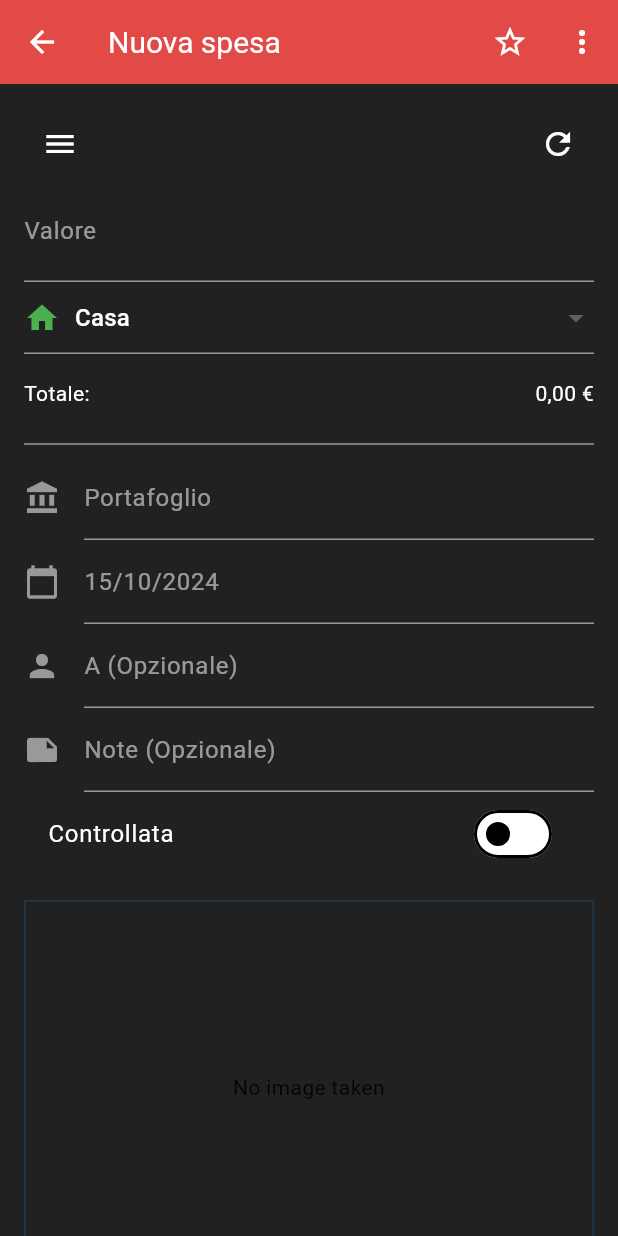
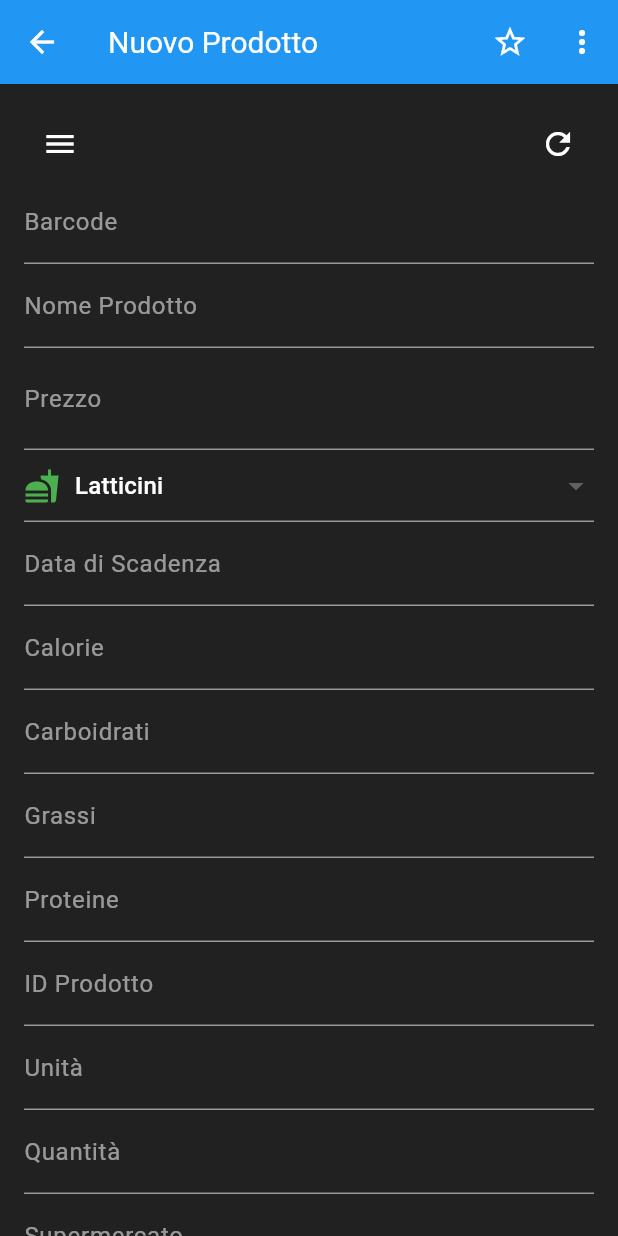
Before and after one commit to andreaferraboli/tracker, a Flutter app: the AddProductScreen screen opened directly, on a phone screen of 412 x 824 dp. Run offline on Flutter 3.47's test engine with Material 3 defaults, Android fonts, the phone set to English and light mode, and no system bars; our stand-ins replace cloud_firestore, firebase_auth, firebase_core, firebase_storage, fl_chart, flutter_riverpod and 3 more; accounts and stored records are empty.

Commit message:
change add product

```diff
--- a/lib/routes/add_product_screen.dart
+++ b/lib/routes/add_product_screen.dart
@@ -1,10 +1,10 @@
 import 'dart:io';
-
 import 'package:firebase_auth/firebase_auth.dart';
 import 'package:firebase_storage/firebase_storage.dart';
 import 'package:flutter/material.dart';
 import 'package:flutter/services.dart';
 import 'package:tracker/models/image_input.dart';
+
 class AddProductScreen extends StatefulWidget {
   const AddProductScreen({super.key});
 
@@ -14,31 +14,43 @@ class AddProductScreen extends StatefulWidget {
 
 class _AddProductScreenState extends State<AddProductScreen> {
   final _formKey = GlobalKey<FormState>();
+
+  // Aggiornamento della mappa _productData per includere i nuovi parametri
   final Map<String, dynamic> _productData = {
-    'name': '',
+    'barcode': '',
     'category': '',
-    'value': 0.0,
-    'portfolio': '',
-    'date': DateTime.now(),
-    'assignedTo': '',
-    'notes': '',
-    'isControlled': false,
+    'expirationDate': '',
+    'macronutrients': {
+      'calories': 0,
+      'carbohydrates': 0.0,
+      'fat': 0.0,
+      'protein': 0.0,
+    },
+    'price': 0.0,
+    'productId': '',
+    'productName': '',
+    'purchaseDate': '',
+    'quantity': 0,
+    'supermarket': '',
+    'totalPrice': 0.0,
+    'unit': '',
   };
 
-  List<String> categories = ['Casa', 'Seleziona categoria'];
-  String? selectedCategory = 'Casa';
+  List<String> categories = ['Latticini', 'Seleziona categoria'];
+  String? selectedCategory = 'Latticini';
   File? _selectedImage;
 
   @override
   Widget build(BuildContext context) {
     return Scaffold(
       appBar: AppBar(
-        backgroundColor: Colors.red,
+        backgroundColor: Theme.of(context).colorScheme.primary,
         leading: IconButton(
           icon: const Icon(Icons.arrow_back, color: Colors.white),
           onPressed: () => Navigator.of(context).pop(),
         ),
-        title: const Text('Nuova spesa', style: TextStyle(color: Colors.white)),
+        title:
+            const Text('Nuovo Prodotto', style: TextStyle(color: Colors.white)),
         actions: [
           IconButton(
             icon: const Icon(Icons.star_border, color: Colors.white),
@@ -58,20 +70,28 @@ class _AddProductScreenState extends State<AddProductScreen> {
             padding: const EdgeInsets.all(16),
             children: [
               _buildTopButtons(),
+              _buildTextField(
+                  'Barcode', (value) => _productData['barcode'] = value),
+              _buildTextField('Nome Prodotto',
+                  (value) => _productData['productName'] = value),
               _buildValueInput(),
               _buildCategorySelector(),
-              _buildTotalValue(),
-              _buildDivider(),
-              _buildIconTextField(
-                  Icons.account_balance, 'Portafoglio', (value) =>
-              _productData['portfolio'] = value),
-              _buildIconTextField(Icons.calendar_today, '15/10/2024', (value) =>
-              _productData['date'] = value),
-              _buildIconTextField(Icons.person, 'A (Opzionale)', (value) =>
-              _productData['assignedTo'] = value),
-              _buildIconTextField(Icons.note, 'Note (Opzionale)', (value) =>
-              _productData['notes'] = value),
-              _buildControlledSwitch(),
+              _buildTextField('Data di Scadenza',
+                  (value) => _productData['expirationDate'] = value),
+              _buildMacronutrientInput('Calorie', 'calories'),
+              _buildMacronutrientInput('Carboidrati', 'carbohydrates'),
+              _buildMacronutrientInput('Grassi', 'fat'),
+              _buildMacronutrientInput('Proteine', 'protein'),
+              _buildTextField(
+                  'ID Prodotto', (value) => _productData['productId'] = value),
+              _buildTextField('Unità', (value) => _productData['unit'] = value),
+              _buildQuantityInput(),
+              _buildTextField('Supermercato',
+                  (value) => _productData['supermarket'] = value),
+              _buildTextField(
+                  'Prezzo Totale',
+                  (value) => _productData['totalPrice'] =
+                      double.tryParse(value!) ?? 0.0),
               _buildImageInput(),
               _buildBottomButtons(),
             ],
@@ -101,28 +121,28 @@ class _AddProductScreenState extends State<AddProductScreen> {
     return TextFormField(
       style: const TextStyle(color: Colors.white, fontSize: 24),
       decoration: const InputDecoration(
-        labelText: 'Valore',
+        labelText: 'Prezzo',
         labelStyle: TextStyle(color: Colors.white54),
         suffixText: '€',
         suffixStyle: TextStyle(color: Colors.white),
-        enabledBorder: UnderlineInputBorder(
-            borderSide: BorderSide(color: Colors.white54)),
-        focusedBorder: UnderlineInputBorder(
-            borderSide: BorderSide(color: Colors.white)),
+        enabledBorder:
+            UnderlineInputBorder(borderSide: BorderSide(color: Colors.white54)),
+        focusedBorder:
+            UnderlineInputBorder(borderSide: BorderSide(color: Colors.white)),
       ),
       keyboardType: TextInputType.number,
       onSaved: (value) =>
-      _productData['value'] = double.tryParse(value!) ?? 0.0,
+          _productData['price'] = double.tryParse(value!) ?? 0.0,
     );
   }
 
   Widget _buildCategorySelector() {
     return DropdownButtonFormField<String>(
       decoration: const InputDecoration(
-        enabledBorder: UnderlineInputBorder(
-            borderSide: BorderSide(color: Colors.white54)),
-        focusedBorder: UnderlineInputBorder(
-            borderSide: BorderSide(color: Colors.white)),
+        enabledBorder:
+            UnderlineInputBorder(borderSide: BorderSide(color: Colors.white54)),
+        focusedBorder:
+            UnderlineInputBorder(borderSide: BorderSide(color: Colors.white)),
       ),
       dropdownColor: Colors.grey[800],
       value: selectedCategory,
@@ -131,7 +151,7 @@ class _AddProductScreenState extends State<AddProductScreen> {
           value: category,
           child: Row(
             children: [
-              Icon(category == 'Casa' ? Icons.home : Icons.category,
+              Icon(category == 'Latticini' ? Icons.fastfood : Icons.category,
                   color: Colors.green),
               const SizedBox(width: 10),
               Text(category, style: const TextStyle(color: Colors.white)),
@@ -148,29 +168,10 @@ class _AddProductScreenState extends State<AddProductScreen> {
     );
   }
 
-  Widget _buildTotalValue() {
-    return const Padding(
-      padding: EdgeInsets.symmetric(vertical: 16.0),
-      child: Row(
-        mainAxisAlignment: MainAxisAlignment.spaceBetween,
-        children: [
-          Text('Totale:', style: TextStyle(color: Colors.white)),
-          Text('0,00 €', style: TextStyle(color: Colors.white)),
-        ],
-      ),
-    );
-  }
-
-  Widget _buildDivider() {
-    return const Divider(color: Colors.white54);
-  }
-
-  Widget _buildIconTextField(IconData icon, String label,
-      Function(String?) onSaved) {
+  Widget _buildTextField(String label, Function(String?) onSaved) {
     return TextFormField(
       style: const TextStyle(color: Colors.white),
       decoration: InputDecoration(
-        icon: Icon(icon, color: Colors.white54),
         labelText: label,
         labelStyle: const TextStyle(color: Colors.white54),
         enabledBorder: const UnderlineInputBorder(
@@ -182,16 +183,36 @@ class _AddProductScreenState extends State<AddProductScreen> {
     );
   }
 
-  Widget _buildControlledSwitch() {
-    return SwitchListTile(
-      title: const Text('Controllata', style: TextStyle(color: Colors.white)),
-      value: _productData['isControlled'],
-      onChanged: (bool value) {
-        setState(() {
-          _productData['isControlled'] = value;
-        });
-      },
-      activeColor: Colors.red,
+  Widget _buildMacronutrientInput(String label, String fieldName) {
+    return TextFormField(
+      style: const TextStyle(color: Colors.white),
+      decoration: InputDecoration(
+        labelText: label,
+        labelStyle: const TextStyle(color: Colors.white54),
+        enabledBorder: const UnderlineInputBorder(
+            borderSide: BorderSide(color: Colors.white54)),
+        focusedBorder: const UnderlineInputBorder(
+            borderSide: BorderSide(color: Colors.white)),
+      ),
+      keyboardType: TextInputType.number,
+      onSaved: (value) => _productData['macronutrients'][fieldName] =
+          double.tryParse(value!) ?? 0.0,
+    );
+  }
+
+  Widget _buildQuantityInput() {
+    return TextFormField(
+      style: const TextStyle(color: Colors.white),
+      decoration: const InputDecoration(
+        labelText: 'Quantità',
+        labelStyle: TextStyle(color: Colors.white54),
+        enabledBorder:
+            UnderlineInputBorder(borderSide: BorderSide(color: Colors.white54)),
+        focusedBorder:
+            UnderlineInputBorder(borderSide: BorderSide(color: Colors.white)),
+      ),
+      keyboardType: TextInputType.number,
+      onSaved: (value) => _productData['quantity'] = int.tryParse(value!) ?? 0,
     );
   }
 
@@ -214,7 +235,9 @@ class _AddProductScreenState extends State<AddProductScreen> {
         Expanded(
           child: ElevatedButton(
             onPressed: () => Navigator.of(context).pop(),
-            style: ElevatedButton.styleFrom(backgroundColor: Colors.red),
+            style: ElevatedButton.styleFrom(
+              backgroundColor: Theme.of(context).colorScheme.primary,
+            ),
             child: const Text('ANNULLA'),
           ),
         ),
@@ -222,7 +245,9 @@ class _AddProductScreenState extends State<AddProductScreen> {
         Expanded(
           child: ElevatedButton(
             onPressed: _saveProduct,
-            style: ElevatedButton.styleFrom(backgroundColor: Colors.red),
+            style: ElevatedButton.styleFrom(
+              backgroundColor: Theme.of(context).colorScheme.primary,
+            ),
             child: const Text('SALVA'),
           ),
         ),
@@ -241,7 +266,8 @@ class _AddProductScreenState extends State<AddProductScreen> {
               .ref()
               .child(user.uid)
               .child('product_images')
-            .child('${_productData['name']}_${UniqueKey().toString()}.jpg');
+              .child(
+                  '${_productData['productName']}_${UniqueKey().toString()}.jpg');
 
           await storageRef.putFile(_selectedImage!);
           final imageUrl = await storageRef.getDownloadURL();
@@ -253,6 +279,4 @@ class _AddProductScreenState extends State<AddProductScreen> {
       print(_productData);
     }
   }
-
-
 }
```
Lines whose indentation alone changed are shown as unchanged.
